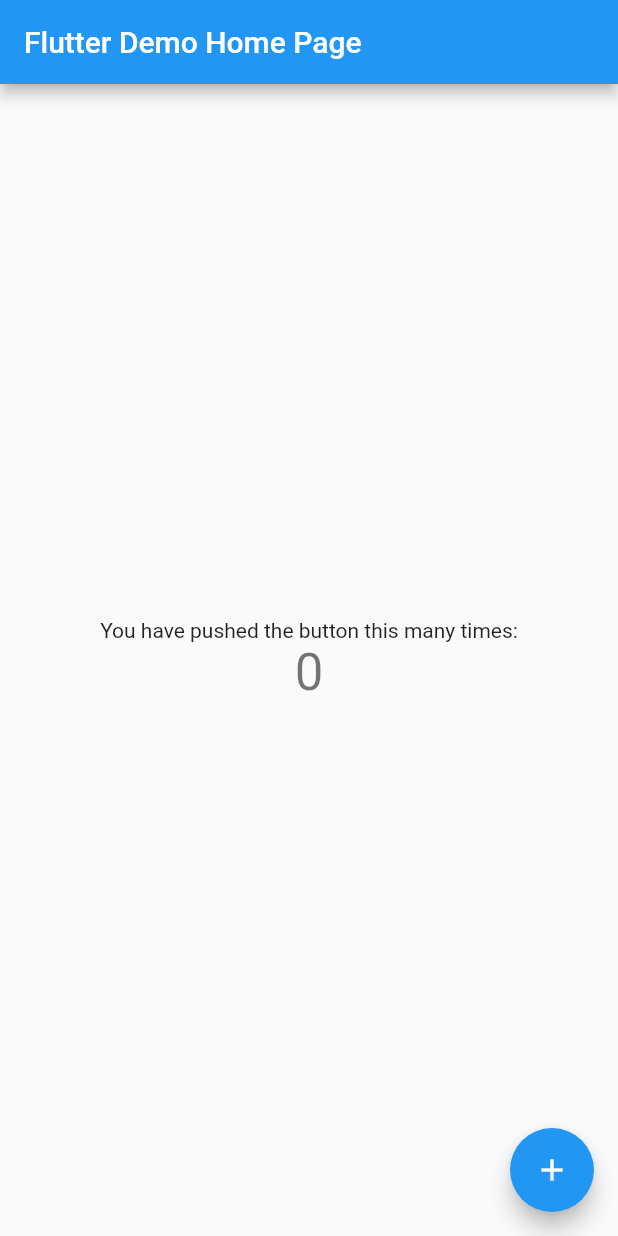
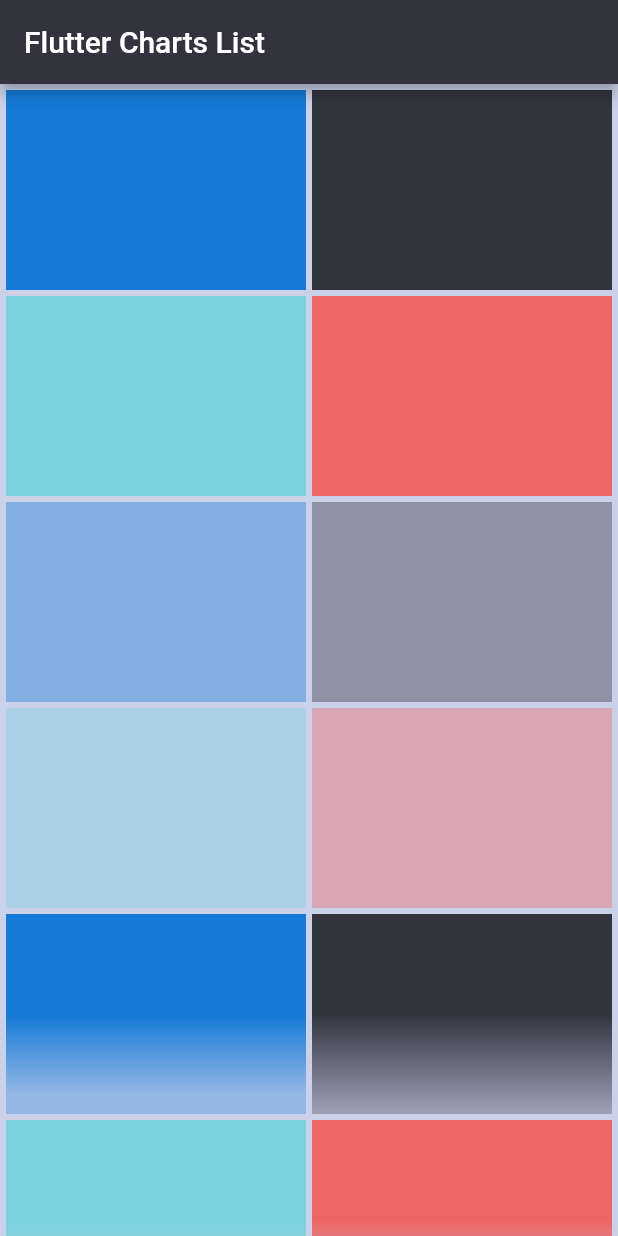
Before and after one commit to MustafaSerhan/ChartsPackage, a Flutter app: the screen it shows after launch, on a phone screen of 412 x 824 dp. Run offline on Flutter 3.47's test engine with Material 2 defaults, Android fonts, the phone set to English and light mode, and no system bars.

Commit message:
Define a color

```diff
--- /dev/null
+++ b/lib/Models/Colors.dart
@@ -0,0 +1,8 @@
+import 'package:flutter/material.dart';
+
+
+Color pastelBlue = Color(0xFF147AD6);
+Color pastelRed = Color(0xFFEC6666);
+Color pastelTurquoisBblue = Color(0xFF79D2DE);
+Color pastelBackground = Color(0xFFCBD1E9);
+Color pastelDarkTheme = Color(0xFF333340);
--- a/lib/main.dart
+++ b/lib/main.dart
@@ -1,3 +1,4 @@
+import 'package:charts_package/Models/Colors.dart';
 import 'package:flutter/material.dart';
 
 void main() {
@@ -8,12 +9,13 @@ class MyApp extends StatelessWidget {
   @override
   Widget build(BuildContext context) {
     return MaterialApp(
-      title: 'Flutter Demo',
+      title: 'Flutter Charts Library',
       theme: ThemeData(
         primarySwatch: Colors.blue,
         visualDensity: VisualDensity.adaptivePlatformDensity,
       ),
-      home: MyHomePage(title: 'Flutter Demo Home Page'),
+      debugShowCheckedModeBanner: false,
+      home: MyHomePage(title: 'Flutter Charts List'),
     );
   }
 }
@@ -28,38 +30,97 @@ class MyHomePage extends StatefulWidget {
 }
 
 class _MyHomePageState extends State<MyHomePage> {
-  int _counter = 0;
-
-  void _incrementCounter() {
-    setState(() {
-      _counter++;
-    });
-  }
-
   @override
   Widget build(BuildContext context) {
     return Scaffold(
       appBar: AppBar(
+        backgroundColor: pastelDarkTheme,
         title: Text(widget.title),
       ),
-      body: Center(
-        child: Column(
-          mainAxisAlignment: MainAxisAlignment.center,
-          children: <Widget>[
-            Text(
-              'You have pushed the button this many times:',
-            ),
-            Text(
-              '$_counter',
-              style: Theme.of(context).textTheme.headline4,
-            ),
-          ],
+      body: Container(
+        color: pastelBackground,
+        child: Center(
+          child: GridView.count(
+            crossAxisCount: 2,
+            childAspectRatio: 1.5,
+            padding: const EdgeInsets.all(4.0),
+            mainAxisSpacing: 4.0,
+            crossAxisSpacing: 4.0,
+            children: [
+              Container(
+                color: pastelBlue,
+              ),
+              Container(
+                color: pastelDarkTheme,
+              ),
+              Container(
+                color: pastelTurquoisBblue,
+              ),
+              Container(
+                color: pastelRed,
+              ),
+              ////////////////
+              Container(
+                color: pastelBlue.withOpacity(.4),
+              ),
+              Container(
+                color: pastelDarkTheme.withOpacity(.4),
+              ),
+              Container(
+                color: pastelTurquoisBblue.withOpacity(.4),
+              ),
+              Container(
+                color: pastelRed.withOpacity(.4),
+              ),
+              ////////////////
+              Container(
+                decoration: BoxDecoration(
+                  color: pastelDarkTheme,
+                  gradient: LinearGradient(
+                    begin: Alignment.topCenter,
+                    end: Alignment.bottomCenter,
+                    stops: [.5, .9],
+                    colors: [pastelBlue, pastelBlue.withOpacity(.3)],
+                  ),
+                ),
+              ),
+              Container(
+                decoration: BoxDecoration(
+                  color: pastelDarkTheme,
+                  gradient: LinearGradient(
+                      begin: Alignment.topCenter,
+                      end: Alignment.bottomCenter,
+                      stops: [.5, 1],
+                      colors: [pastelDarkTheme, pastelDarkTheme.withOpacity(.3)],
+                  ),
+                ),
+              ),
+              Container(
+                decoration: BoxDecoration(
+                  color: pastelDarkTheme,
+                  gradient: LinearGradient(
+                    begin: Alignment.topCenter,
+                    end: Alignment.bottomCenter,
+                    stops: [.5, .9],
+                    colors: [pastelTurquoisBblue, pastelTurquoisBblue.withOpacity(.3)],
+                  ),
+                ),
+              ),
+              Container(
+                decoration: BoxDecoration(
+                  color: pastelDarkTheme,
+                  gradient: LinearGradient(
+                    begin: Alignment.topCenter,
+                    end: Alignment.bottomCenter,
+                    stops: [.5, .9],
+                    colors: [pastelRed, pastelRed.withOpacity(.3)],
+                  ),
+                ),
+              ),
+              ////////////////
+            ],
+          ),
         ),
-      ),
-      floatingActionButton: FloatingActionButton(
-        onPressed: _incrementCounter,
-        tooltip: 'Increment',
-        child: Icon(Icons.add),
       ),
     );
   }
--- a/pubspec.yaml
+++ b/pubspec.yaml
@@ -28,6 +28,8 @@ dependencies:
   # The following adds the Cupertino Icons font to your application.
   # Use with the CupertinoIcons class for iOS style icons.
   cupertino_icons: ^0.1.3
+  charts_flutter: ^0.9.0
+
 
 dev_dependencies:
   flutter_test:
@@ -38,6 +40,7 @@ dev_dependencies:
 
 # The following section is specific to Flutter.
 flutter:
+
 
   # The following line ensures that the Material Icons font is
   # included with your application, so that you can use the icons in
```
Also changed, not shown: pubspec.lock, 1 other file.
